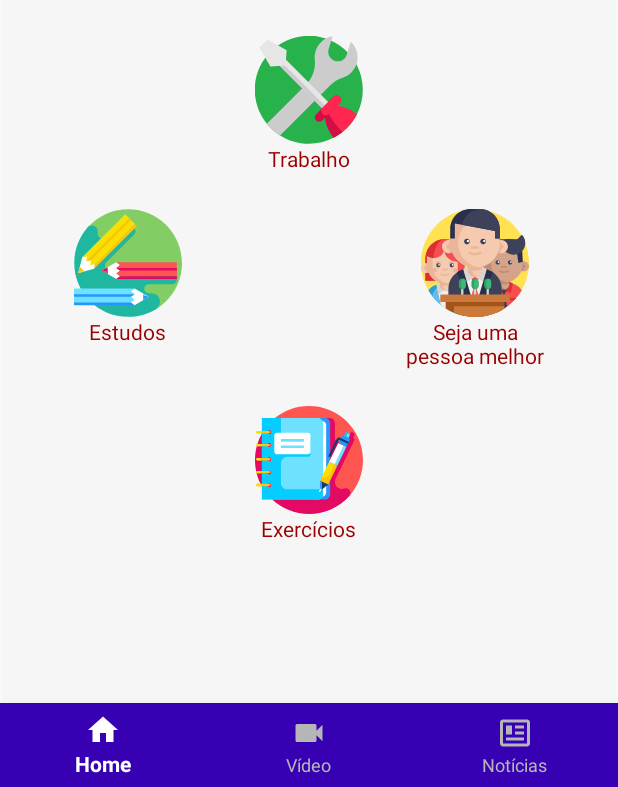
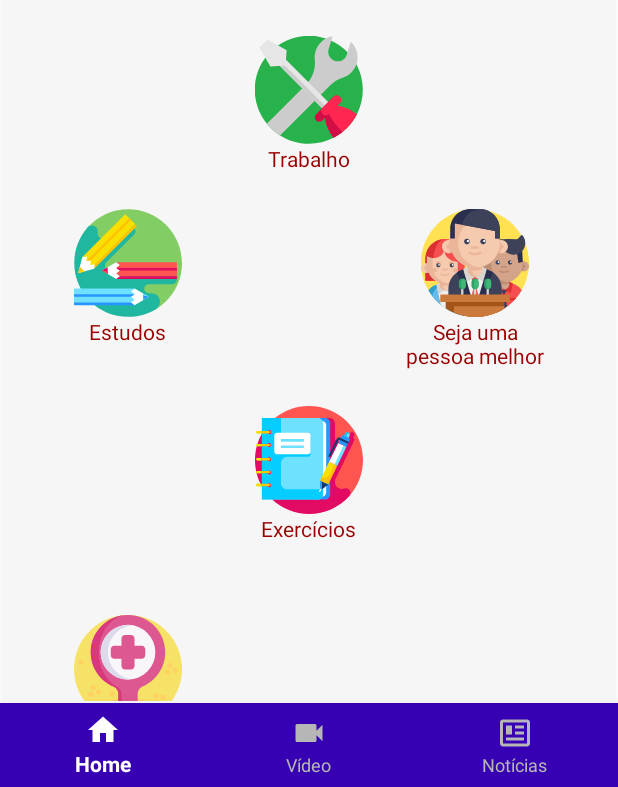
Before and after one commit to AlanAlvesSantos/AutoAjudaAndroid, an Android app: the screen it shows after launch (HomeActivity), on a phone screen of 412 x 824 dp, the part 449-1236 px from its top. Run offline under Robolectric (Android 15) with nearby library versions, the phone set to English and light mode, and no system bars.

Commit message:
fix bugs

```diff
--- a/app/src/main/java/com/e4u/autoajuda/fragmentos/HomeFragment.java
+++ b/app/src/main/java/com/e4u/autoajuda/fragmentos/HomeFragment.java
@@ -12,7 +12,14 @@ import android.widget.LinearLayout;
 
 import com.airbnb.lottie.LottieAnimationView;
 import com.e4u.autoajuda.R;
+import com.e4u.autoajuda.activities.AmizadeActivity;
+import com.e4u.autoajuda.activities.EstudosActivity;
+import com.e4u.autoajuda.activities.ExerciciosActivity;
+import com.e4u.autoajuda.activities.MotivacionalActivity;
+import com.e4u.autoajuda.activities.PessoaMelhorActivity;
 import com.e4u.autoajuda.activities.RelacionamentoActivity;
+import com.e4u.autoajuda.activities.SaudeActivity;
+import com.e4u.autoajuda.activities.TrabalhoActivity;
 import com.e4u.autoajuda.activities.VideoPlayerActivity;
 
 public class HomeFragment extends Fragment {
@@ -21,6 +28,14 @@ public class HomeFragment extends Fragment {
     private static final String ARG_PARAM2 = "param2";
 
     LinearLayout llRelacionamento;
+    LinearLayout llMotivacao;
+    LinearLayout llAmizade;
+    LinearLayout llEstudos;
+    LinearLayout llTrabalho;
+    LinearLayout llPessoaMelhor;
+    LinearLayout llExercicios;
+    LinearLayout llSaude;
+
 
     // TODO: Rename and change types of parameters
     private String mParam1;
@@ -69,6 +84,77 @@ public class HomeFragment extends Fragment {
             }
         });
 
+        llMotivacao = view.findViewById(R.id.llMotivacao);
+        llMotivacao.setOnClickListener(new View.OnClickListener() {
+            @Override
+            public void onClick(View v) {
+
+                Intent intent = new Intent(getContext(), MotivacionalActivity.class);
+                startActivity(intent);
+            }
+        });
+
+        llAmizade = view.findViewById(R.id.llAmizade);
+        llAmizade.setOnClickListener(new View.OnClickListener() {
+            @Override
+            public void onClick(View v) {
+
+                Intent intent = new Intent(getContext(), AmizadeActivity.class);
+                startActivity(intent);
+            }
+        });
+
+        llTrabalho = view.findViewById(R.id.llTrabalho);
+        llTrabalho.setOnClickListener(new View.OnClickListener() {
+            @Override
+            public void onClick(View v) {
+
+                Intent intent = new Intent(getContext(), TrabalhoActivity.class);
+                startActivity(intent);
+            }
+        });
+
+        llEstudos = view.findViewById(R.id.llEstudos);
+        llEstudos.setOnClickListener(new View.OnClickListener() {
+            @Override
+            public void onClick(View v) {
+
+                Intent intent = new Intent(getContext(), EstudosActivity.class);
+                startActivity(intent);
+            }
+        });
+
+        llPessoaMelhor = view.findViewById(R.id.llPessoaMelhor);
+        llPessoaMelhor.setOnClickListener(new View.OnClickListener() {
+            @Override
+            public void onClick(View v) {
+
+                Intent intent = new Intent(getContext(), PessoaMelhorActivity.class);
+                startActivity(intent);
+            }
+        });
+
+        llExercicios = view.findViewById(R.id.llExercicios);
+        llExercicios.setOnClickListener(new View.OnClickListener() {
+            @Override
+            public void onClick(View v) {
+
+                Intent intent = new Intent(getContext(), ExerciciosActivity.class);
+                startActivity(intent);
+            }
+        });
+
+        llSaude = view.findViewById(R.id.llSaude);
+        llSaude.setOnClickListener(new View.OnClickListener() {
+            @Override
+            public void onClick(View v) {
+
+                Intent intent = new Intent(getContext(), SaudeActivity.class);
+                startActivity(intent);
+            }
+        });
+
+
 
     }
 }
--- a/app/src/main/res/layout/fragment_home.xml
+++ b/app/src/main/res/layout/fragment_home.xml
@@ -13,7 +13,7 @@
 
         <RelativeLayout
             android:layout_width="match_parent"
-            android:layout_height="match_parent"
+            android:layout_height="wrap_content"
             android:layout_margin="24dp">
 
             <TextView
@@ -218,6 +218,30 @@
             <!-- LINHA 6 -->
 
 
+            <LinearLayout
+                android:id="@+id/llSaude"
+                android:layout_width="wrap_content"
+                android:layout_height="wrap_content"
+                android:layout_below="@+id/llExercicios"
+                android:layout_marginStart="24dp"
+                android:layout_marginBottom="48dp"
+                android:gravity="center_horizontal"
+                android:orientation="vertical">
+
+                <ImageView
+
+                    android:layout_width="72dp"
+                    android:layout_height="72dp"
+                    android:src="@drawable/ic_saude" />
+                <TextView
+
+                    android:layout_width="wrap_content"
+                    android:layout_height="wrap_content"
+                    android:text="@string/saude"
+                    android:textColor="@color/red1" />
+            </LinearLayout>
+
+
         </RelativeLayout>
 
     </ScrollView>
--- a/app/src/main/res/values/strings.xml
+++ b/app/src/main/res/values/strings.xml
@@ -18,4 +18,5 @@
     <string name="estudos">Estudos</string>
     <string name="espiritual">Espiritual</string>
     <string name="seja_uma_pessoa_melhor">Seja uma\npessoa melhor</string>
+    <string name="saude">Saúde</string>
 </resources>
```
